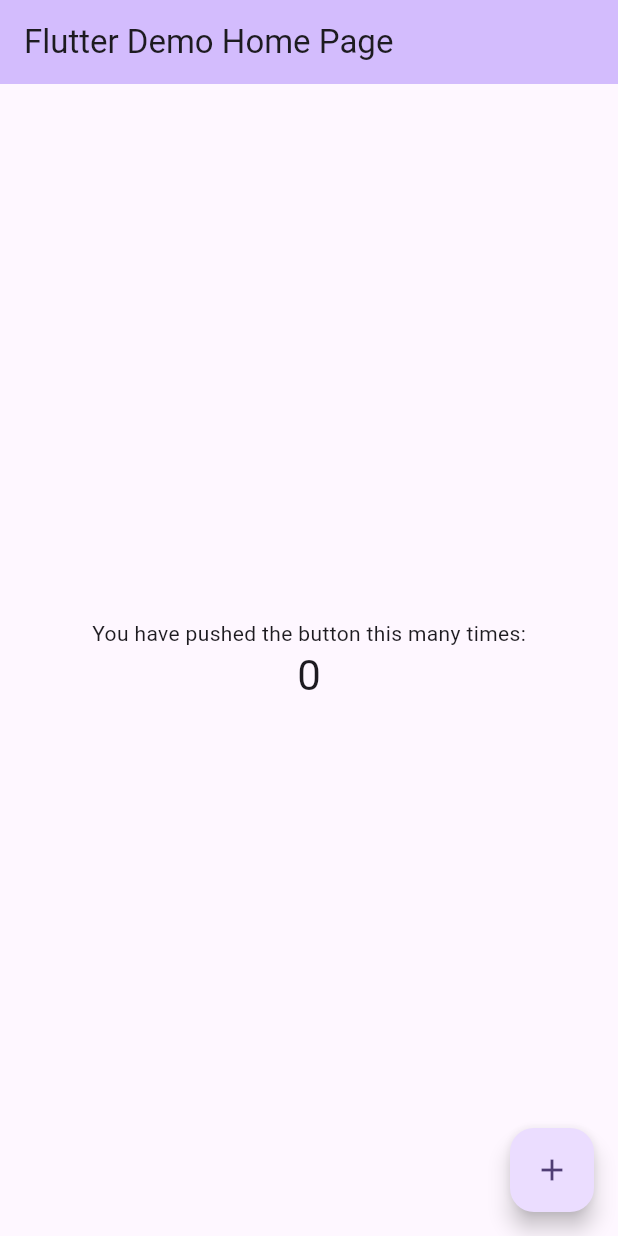
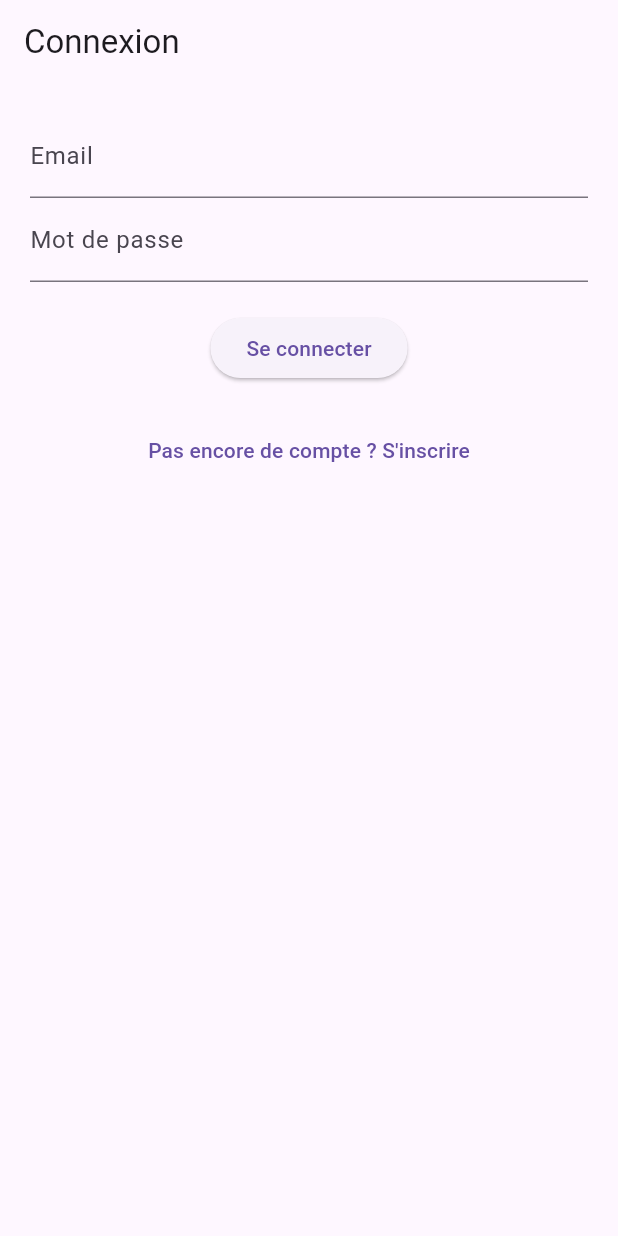
Before and after one commit to princebabay/alina-mobile, a Flutter app: the screen it shows after launch, on a phone screen of 412 x 824 dp. Run offline on Flutter 3.47's test engine with Material 3 defaults, Android fonts, the phone set to English and light mode, and no system bars; our stand-ins replace flutter_dotenv.

Commit message:
Authentication Flutter
- Ajout du login et register Flutter.
- Connexion avec l'API backend.
- Gestion des réponses succès/erreur.
- Ajout de la configuration .env.
- Ajout des types et services d'authentification.

```diff
--- a/lib/main.dart
+++ b/lib/main.dart
@@ -1,122 +1,22 @@
 import 'package:flutter/material.dart';
+import 'package:flutter_dotenv/flutter_dotenv.dart';
+import 'screens/auth_screen.dart';
 
-void main() {
+Future<void> main() async {
+  await dotenv.load(fileName: ".env");
+
   runApp(const MyApp());
 }
 
 class MyApp extends StatelessWidget {
   const MyApp({super.key});
 
-  // This widget is the root of your application.
   @override
   Widget build(BuildContext context) {
     return MaterialApp(
-      title: 'Flutter Demo',
-      theme: ThemeData(
-        // This is the theme of your application.
-        //
-        // TRY THIS: Try running your application with "flutter run". You'll see
-        // the application has a purple toolbar. Then, without quitting the app,
-        // try changing the seedColor in the colorScheme below to Colors.green
-        // and then invoke "hot reload" (save your changes or press the "hot
-        // reload" button in a Flutter-supported IDE, or press "r" if you used
-        // the command line to start the app).
-        //
-        // Notice that the counter didn't reset back to zero; the application
-        // state is not lost during the reload. To reset the state, use hot
-        // restart instead.
-        //
-        // This works for code too, not just values: Most code changes can be
-        // tested with just a hot reload.
-        colorScheme: .fromSeed(seedColor: Colors.deepPurple),
-      ),
-      home: const MyHomePage(title: 'Flutter Demo Home Page'),
+      debugShowCheckedModeBanner: false,
+      title: 'Alina',
+      home: const AuthScreen(),
     );
   }
 }
-
-class MyHomePage extends StatefulWidget {
-  const MyHomePage({super.key, required this.title});
-
-  // This widget is the home page of your application. It is stateful, meaning
-  // that it has a State object (defined below) that contains fields that affect
-  // how it looks.
-
-  // This class is the configuration for the state. It holds the values (in this
-  // case the title) provided by the parent (in this case the App widget) and
-  // used by the build method of the State. Fields in a Widget subclass are
-  // always marked "final".
-
-  final String title;
-
-  @override
-  State<MyHomePage> createState() => _MyHomePageState();
-}
-
-class _MyHomePageState extends State<MyHomePage> {
-  int _counter = 0;
-
-  void _incrementCounter() {
-    setState(() {
-      // This call to setState tells the Flutter framework that something has
-      // changed in this State, which causes it to rerun the build method below
-      // so that the display can reflect the updated values. If we changed
-      // _counter without calling setState(), then the build method would not be
-      // called again, and so nothing would appear to happen.
-      _counter++;
-    });
-  }
-
-  @override
-  Widget build(BuildContext context) {
-    // This method is rerun every time setState is called, for instance as done
-    // by the _incrementCounter method above.
-    //
-    // The Flutter framework has been optimized to make rerunning build methods
-    // fast, so that you can just rebuild anything that needs updating rather
-    // than having to individually change instances of widgets.
-    return Scaffold(
-      appBar: AppBar(
-        // TRY THIS: Try changing the color here to a specific color (to
-        // Colors.amber, perhaps?) and trigger a hot reload to see the AppBar
-        // change color while the other colors stay the same.
-        backgroundColor: Theme.of(context).colorScheme.inversePrimary,
-        // Here we take the value from the MyHomePage object that was created by
-        // the App.build method, and use it to set our appbar title.
-        title: Text(widget.title),
-      ),
-      body: Center(
-        // Center is a layout widget. It takes a single child and positions it
-        // in the middle of the parent.
-        child: Column(
-          // Column is also a layout widget. It takes a list of children and
-          // arranges them vertically. By default, it sizes itself to fit its
-          // children horizontally, and tries to be as tall as its parent.
-          //
-          // Column has various properties to control how it sizes itself and
-          // how it positions its children. Here we use mainAxisAlignment to
-          // center the children vertically; the main axis here is the vertical
-          // axis because Columns are vertical (the cross axis would be
-          // horizontal).
-          //
-          // TRY THIS: Invoke "debug painting" (choose the "Toggle Debug Paint"
-          // action in the IDE, or press "p" in the console), to see the
-          // wireframe for each widget.
-          mainAxisAlignment: .center,
-          children: [
-            const Text('You have pushed the button this many times:'),
-            Text(
-              '$_counter',
-              style: Theme.of(context).textTheme.headlineMedium,
-            ),
-          ],
-        ),
-      ),
-      floatingActionButton: FloatingActionButton(
-        onPressed: _incrementCounter,
-        tooltip: 'Increment',
-        child: const Icon(Icons.add),
-      ),
-    );
-  }
-}
--- /dev/null
+++ b/lib/screens/auth_screen.dart
@@ -0,0 +1,44 @@
+import 'package:flutter/material.dart';
+import '../widgets/login_form.dart';
+import '../widgets/register_form.dart';
+
+class AuthScreen extends StatefulWidget {
+  const AuthScreen({super.key});
+
+  @override
+  State<AuthScreen> createState() => _AuthScreenState();
+}
+
+class _AuthScreenState extends State<AuthScreen> {
+  bool isLogin = true;
+
+  @override
+  Widget build(BuildContext context) {
+    return Scaffold(
+      appBar: AppBar(title: Text(isLogin ? 'Connexion' : 'Inscription')),
+      body: Padding(
+        padding: const EdgeInsets.all(20),
+        child: Column(
+          children: [
+            isLogin ? const LoginForm() : const RegisterForm(),
+
+            const SizedBox(height: 20),
+
+            TextButton(
+              onPressed: () {
+                setState(() {
+                  isLogin = !isLogin;
+                });
+              },
+              child: Text(
+                isLogin
+                    ? "Pas encore de compte ? S'inscrire"
+                    : "Déjà un compte ? Se connecter",
+              ),
+            ),
+          ],
+        ),
+      ),
+    );
+  }
+}
--- /dev/null
+++ b/lib/types/api.response.dart
@@ -0,0 +1,47 @@
+class ApiSuccessResponse<T> {
+  final bool success;
+  final String message;
+  final T data;
+
+  ApiSuccessResponse({
+    required this.success,
+    required this.message,
+    required this.data,
+  });
+}
+
+class ApiErrorResponse {
+  final bool success;
+  final String message;
+  final dynamic errors;
+
+  ApiErrorResponse({required this.success, required this.message, this.errors});
+}
+
+class ApiResponse<T> {
+  final bool success;
+  final String message;
+  final T? data;
+  final dynamic errors;
+
+  ApiResponse({
+    required this.success,
+    required this.message,
+    this.data,
+    this.errors,
+  });
+
+  factory ApiResponse.fromJson(
+    Map<String, dynamic> json,
+    T Function(dynamic data) fromData,
+  ) {
+    return ApiResponse<T>(
+      success: json['success'],
+      message: json['message'],
+      data: json['success'] == true && json['data'] != null
+          ? fromData(json['data'])
+          : null,
+      errors: json['errors'],
+    );
+  }
+}
--- /dev/null
+++ b/lib/types/auth.request.dart
@@ -0,0 +1,33 @@
+class RegisterRequest {
+  final String nomUtilisateur;
+  final String email;
+  final String motDePasse;
+  final String confirmationMotDePasse;
+
+  RegisterRequest({
+    required this.nomUtilisateur,
+    required this.email,
+    required this.motDePasse,
+    required this.confirmationMotDePasse,
+  });
+
+  Map<String, dynamic> toJson() {
+    return {
+      'nomUtilisateur': nomUtilisateur,
+      'email': email,
+      'motDePasse': motDePasse,
+      'confirmationMotDePasse': confirmationMotDePasse,
+    };
+  }
+}
+
+class LoginRequest {
+  final String email;
+  final String motDePasse;
+
+  LoginRequest({required this.email, required this.motDePasse});
+
+  Map<String, dynamic> toJson() {
+    return {'email': email, 'motDePasse': motDePasse};
+  }
+}
--- /dev/null
+++ b/lib/types/auth.response.dart
@@ -0,0 +1,42 @@
+class Utilisateur {
+  final int id;
+  final String nomUtilisateur;
+  final String email;
+  final bool estActif;
+
+  Utilisateur({
+    required this.id,
+    required this.nomUtilisateur,
+    required this.email,
+    required this.estActif,
+  });
+
+  factory Utilisateur.fromJson(Map<String, dynamic> json) {
+    return Utilisateur(
+      id: json['id'],
+      nomUtilisateur: json['nomUtilisateur'],
+      email: json['email'],
+      estActif: json['estActif'],
+    );
+  }
+}
+
+class LoginResponse {
+  final Utilisateur utilisateur;
+  final String accessToken;
+  final String refreshToken;
+
+  LoginResponse({
+    required this.utilisateur,
+    required this.accessToken,
+    required this.refreshToken,
+  });
+
+  factory LoginResponse.fromJson(Map<String, dynamic> json) {
+    return LoginResponse(
+      utilisateur: Utilisateur.fromJson(json['utilisateur']),
+      accessToken: json['accessToken'],
+      refreshToken: json['refreshToken'],
+    );
+  }
+}
--- /dev/null
+++ b/lib/widgets/login_form.dart
@@ -0,0 +1,65 @@
+import 'package:flutter/material.dart';
+import '../services/auth_service.dart';
+import '../types/auth.request.dart';
+
+class LoginForm extends StatefulWidget {
+  const LoginForm({super.key});
+
+  @override
+  State<LoginForm> createState() => _LoginFormState();
+}
+
+class _LoginFormState extends State<LoginForm> {
+  final emailController = TextEditingController();
+  final motDePasseController = TextEditingController();
+
+  String? message;
+  bool? isSuccess;
+
+  @override
+  Widget build(BuildContext context) {
+    return Column(
+      children: [
+        TextField(
+          controller: emailController,
+          decoration: const InputDecoration(labelText: 'Email'),
+        ),
+
+        TextField(
+          controller: motDePasseController,
+          obscureText: true,
+          decoration: const InputDecoration(labelText: 'Mot de passe'),
+        ),
+
+        const SizedBox(height: 20),
+
+        ElevatedButton(
+          onPressed: () async {
+            final request = LoginRequest(
+              email: emailController.text,
+              motDePasse: motDePasseController.text,
+            );
+
+            final response = await AuthService.login(request);
+
+            setState(() {
+              message = response.message;
+              isSuccess = response.success;
+            });
+          },
+          child: const Text('Se connecter'),
+        ),
+
+        if (message != null) ...[
+          const SizedBox(height: 15),
+          Text(
+            message!,
+            style: TextStyle(
+              color: isSuccess == true ? Colors.green : Colors.red,
+            ),
+          ),
+        ],
+      ],
+    );
+  }
+}
```
Also changed, not shown: lib/services/auth_service.dart (added, +49 -0 lines), lib/widgets/register_form.dart (added, +82 -0 lines), pubspec.yaml (+6 -5 lines), pubspec.lock, 1 other file.
